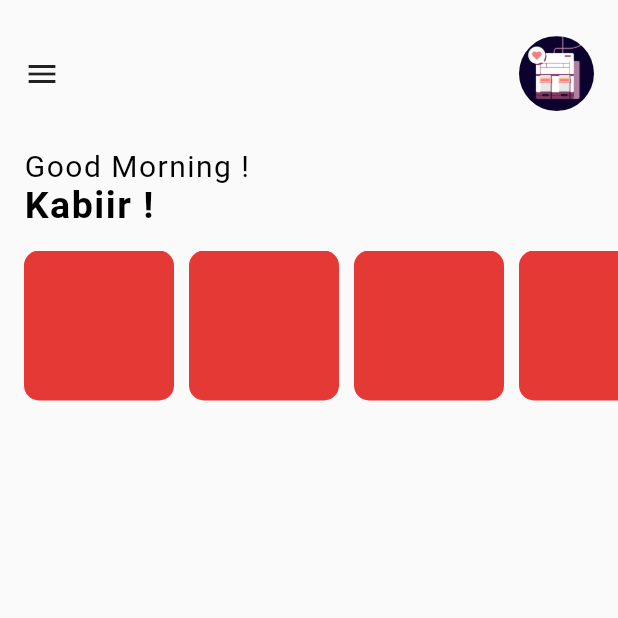
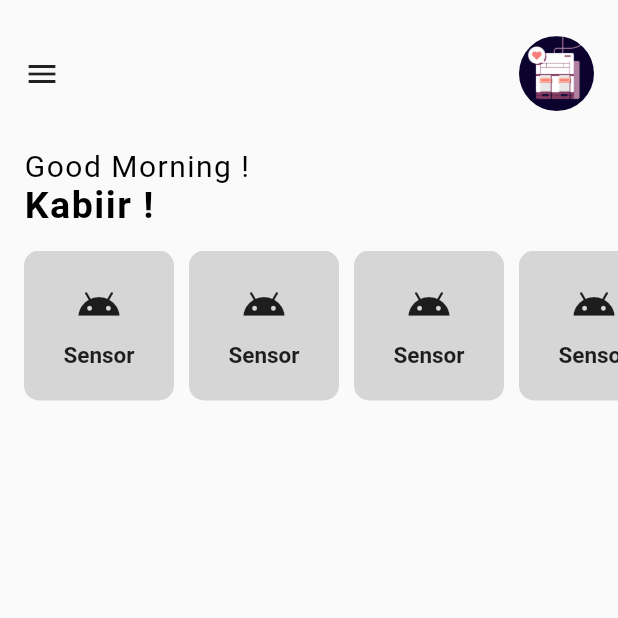
Before and after one commit to Kabiirk/sensor_data_flutter, a Flutter app: the screen it shows after launch, on a phone screen of 412 x 824 dp, the top half of it. Run offline on Flutter 3.47's test engine with Material 2 defaults, Android fonts, the phone set to English and light mode, and no system bars.

Commit message:
Centered sensor Icons

```diff
--- a/lib/screens/home_screen.dart
+++ b/lib/screens/home_screen.dart
@@ -1,3 +1,4 @@
+import 'package:flutter/cupertino.dart';
 import 'package:flutter/material.dart';
 
 class HomeScreen extends StatefulWidget {
@@ -76,8 +77,26 @@ class _HomeScreenState extends State<HomeScreen> {
                   margin: EdgeInsets.only(right: 10.0),
                   decoration: BoxDecoration(
                     borderRadius: BorderRadius.circular(10.0),
-                    color: Colors.red[600],
+                    color: Colors.grey[350],
                   ),
+                  child: Column(
+                    mainAxisAlignment: MainAxisAlignment.center,
+                    crossAxisAlignment: CrossAxisAlignment.center,
+                    children: <Widget>[
+                      Icon(
+                          Icons.android,
+                        size: 30.0,
+                      ),
+                      SizedBox(height: 10.0),
+                      Text(
+                        'Sensor',
+                        style: TextStyle(
+                          fontWeight: FontWeight.bold,
+                          fontSize: 15.0,
+                        ),
+                      ),
+                    ],
+                  )
                 );
               }),
             )
--- a/pubspec.yaml
+++ b/pubspec.yaml
@@ -23,6 +23,7 @@ dependencies:
   # The following adds the Cupertino Icons font to your application.
   # Use with the CupertinoIcons class for iOS style icons.
   cupertino_icons: ^0.1.2
+  fl_chart: ^0.36.1
 
 dev_dependencies:
   flutter_test:
```
